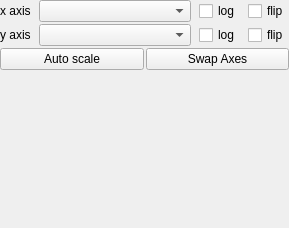
glue-viz/glue, file glue/qt/ui/scatterwidget.ui: the form before one commit.
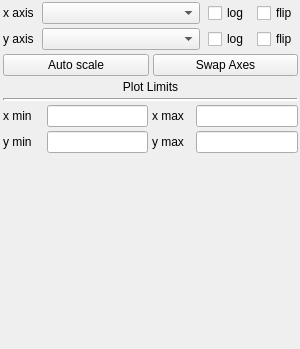
The form after the commit.

Commit message: range selector for scatter widget

```diff
--- a/glue/qt/ui/scatterwidget.ui
+++ b/glue/qt/ui/scatterwidget.ui
@@ -6,8 +6,8 @@
    <rect>
     <x>0</x>
     <y>0</y>
-    <width>289</width>
-    <height>228</height>
+    <width>300</width>
+    <height>349</height>
    </rect>
   </property>
   <property name="baseSize">
@@ -26,16 +26,23 @@
    <string notr="true"/>
   </property>
   <layout class="QHBoxLayout" name="horizontalLayout">
-   <property name="margin">
-    <number>0</number>
+   <property name="leftMargin">
+    <number>3</number>
    </property>
-   <item>
-    <layout class="QVBoxLayout" name="verticalLayout_2">
+   <property name="topMargin">
+    <number>2</number>
+   </property>
+   <property name="rightMargin">
+    <number>2</number>
+   </property>
+   <property name="bottomMargin">
+    <number>4</number>
+   </property>
      <item>
       <widget class="QWidget" name="option_dashboard" native="true">
        <layout class="QVBoxLayout" name="verticalLayout">
         <property name="spacing">
-         <number>2</number>
+       <number>4</number>
         </property>
         <property name="leftMargin">
          <number>0</number>
@@ -173,6 +180,134 @@
           </item>
          </layout>
         </item>
+      <item>
+       <widget class="QLabel" name="label">
+        <property name="frameShape">
+         <enum>QFrame::NoFrame</enum>
+        </property>
+        <property name="frameShadow">
+         <enum>QFrame::Sunken</enum>
+        </property>
+        <property name="text">
+         <string>Plot Limits</string>
+        </property>
+        <property name="alignment">
+         <set>Qt::AlignCenter</set>
+        </property>
+       </widget>
+      </item>
+      <item>
+       <widget class="Line" name="line">
+        <property name="frameShadow">
+         <enum>QFrame::Sunken</enum>
+        </property>
+        <property name="lineWidth">
+         <number>2</number>
+        </property>
+        <property name="midLineWidth">
+         <number>0</number>
+        </property>
+        <property name="orientation">
+         <enum>Qt::Horizontal</enum>
+        </property>
+       </widget>
+      </item>
+      <item>
+       <layout class="QHBoxLayout" name="horizontalLayout_4">
+        <item>
+         <widget class="QLabel" name="xmin_label">
+          <property name="sizePolicy">
+           <sizepolicy hsizetype="Fixed" vsizetype="Preferred">
+            <horstretch>0</horstretch>
+            <verstretch>0</verstretch>
+           </sizepolicy>
+          </property>
+          <property name="minimumSize">
+           <size>
+            <width>40</width>
+            <height>0</height>
+           </size>
+          </property>
+          <property name="text">
+           <string>x min</string>
+          </property>
+         </widget>
+        </item>
+        <item>
+         <widget class="QLineEdit" name="xmin"/>
+        </item>
+        <item>
+         <widget class="QLabel" name="xmax_label">
+          <property name="sizePolicy">
+           <sizepolicy hsizetype="Fixed" vsizetype="Preferred">
+            <horstretch>0</horstretch>
+            <verstretch>0</verstretch>
+           </sizepolicy>
+          </property>
+          <property name="minimumSize">
+           <size>
+            <width>40</width>
+            <height>0</height>
+           </size>
+          </property>
+          <property name="text">
+           <string>x max</string>
+          </property>
+         </widget>
+        </item>
+        <item>
+         <widget class="QLineEdit" name="xmax"/>
+        </item>
+       </layout>
+      </item>
+      <item>
+       <layout class="QHBoxLayout" name="horizontalLayout_5">
+        <item>
+         <widget class="QLabel" name="ymin_label">
+          <property name="sizePolicy">
+           <sizepolicy hsizetype="Fixed" vsizetype="Preferred">
+            <horstretch>0</horstretch>
+            <verstretch>0</verstretch>
+           </sizepolicy>
+          </property>
+          <property name="minimumSize">
+           <size>
+            <width>40</width>
+            <height>0</height>
+           </size>
+          </property>
+          <property name="text">
+           <string>y min</string>
+          </property>
+         </widget>
+        </item>
+        <item>
+         <widget class="QLineEdit" name="ymin"/>
+        </item>
+        <item>
+         <widget class="QLabel" name="ymax_label">
+          <property name="sizePolicy">
+           <sizepolicy hsizetype="Fixed" vsizetype="Preferred">
+            <horstretch>0</horstretch>
+            <verstretch>0</verstretch>
+           </sizepolicy>
+          </property>
+          <property name="minimumSize">
+           <size>
+            <width>40</width>
+            <height>0</height>
+           </size>
+          </property>
+          <property name="text">
+           <string>y max</string>
+          </property>
+         </widget>
+        </item>
+        <item>
+         <widget class="QLineEdit" name="ymax"/>
+        </item>
+       </layout>
+      </item>
         <item>
          <spacer name="verticalSpacer">
           <property name="orientation">
@@ -188,8 +323,6 @@
         </item>
        </layout>
       </widget>
-     </item>
-    </layout>
    </item>
   </layout>
  </widget>
```
Lines whose indentation alone changed are shown as unchanged. The commit also changes 5 other files.
